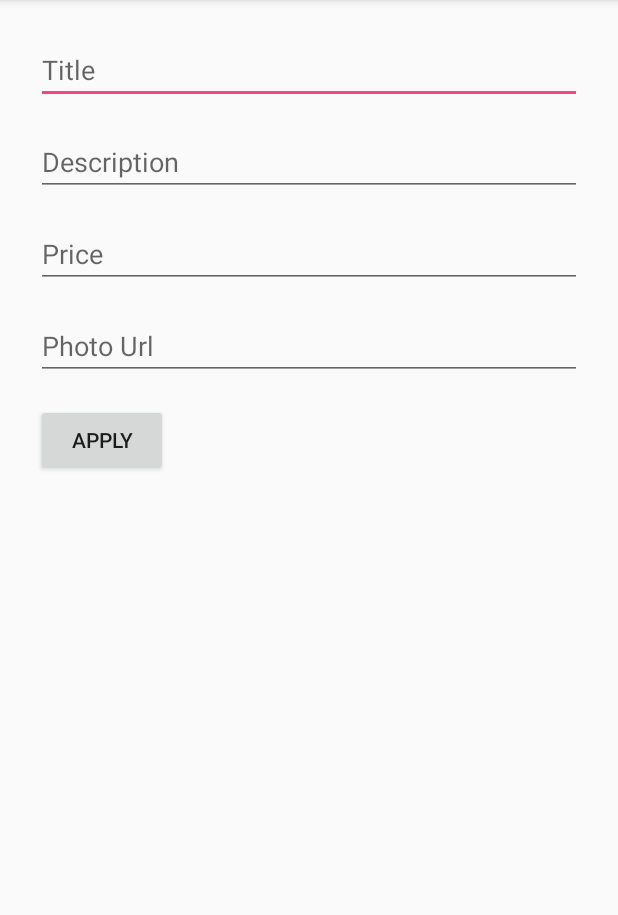
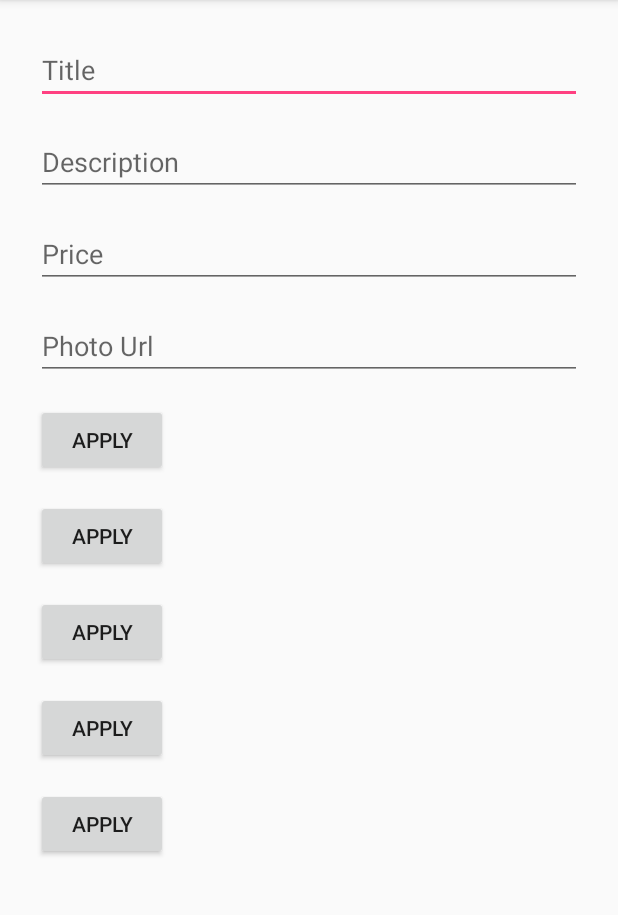
Before and after one commit to elkade/android-homework, an Android app: the EditActivity screen opened directly, with no data from a screen before it, on a phone screen of 412 x 824 dp, the part 84-999 px from its top. Run offline under Robolectric (Android 15) with nearby library versions, the phone set to English and light mode, and no system bars.

```diff
--- a/app/src/main/java/com/example/lukas/homework/EditFragment.java
+++ b/app/src/main/java/com/example/lukas/homework/EditFragment.java
@@ -68,4 +68,5 @@ public class EditFragment extends Fragment {
         });
         return view;
     }
+
 }
--- a/app/src/main/res/layout/activity_edit.xml
+++ b/app/src/main/res/layout/activity_edit.xml
@@ -1,5 +1,5 @@
 <?xml version="1.0" encoding="utf-8"?>
-<FrameLayout
+<ScrollView
     xmlns:android="http://schemas.android.com/apk/res/android"
     xmlns:tools="http://schemas.android.com/tools"
     android:id="@+id/activity_edit"
@@ -16,4 +16,4 @@
         android:layout_height="wrap_content"
         class="com.example.lukas.homework.EditFragment"
         tools:layout="@layout/fragment_edit" />
-</FrameLayout>
+</ScrollView >
--- a/app/src/main/res/layout/fragment_edit.xml
+++ b/app/src/main/res/layout/fragment_edit.xml
@@ -39,4 +39,32 @@
         android:layout_marginTop="@dimen/activity_vertical_margin"
         android:layout_width="wrap_content"
         android:layout_height="wrap_content"/>
+    <Button
+        android:id="@+id/apply_button2"
+        android:text="@string/apply_button"
+        android:layout_margin="8dp"
+        android:layout_marginTop="@dimen/activity_vertical_margin"
+        android:layout_width="wrap_content"
+        android:layout_height="wrap_content"/>
+    <Button
+        android:id="@+id/apply_button3"
+        android:text="@string/apply_button"
+        android:layout_margin="8dp"
+        android:layout_marginTop="@dimen/activity_vertical_margin"
+        android:layout_width="wrap_content"
+        android:layout_height="wrap_content"/>
+    <Button
+        android:id="@+id/apply_button4"
+        android:text="@string/apply_button"
+        android:layout_margin="8dp"
+        android:layout_marginTop="@dimen/activity_vertical_margin"
+        android:layout_width="wrap_content"
+        android:layout_height="wrap_content"/>
+    <Button
+        android:id="@+id/apply_button5"
+        android:text="@string/apply_button"
+        android:layout_margin="8dp"
+        android:layout_marginTop="@dimen/activity_vertical_margin"
+        android:layout_width="wrap_content"
+        android:layout_height="wrap_content"/>
 </LinearLayout>
```
